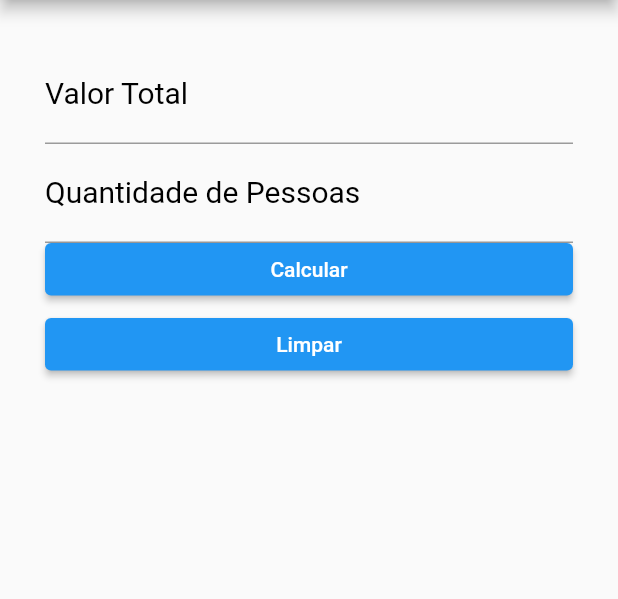
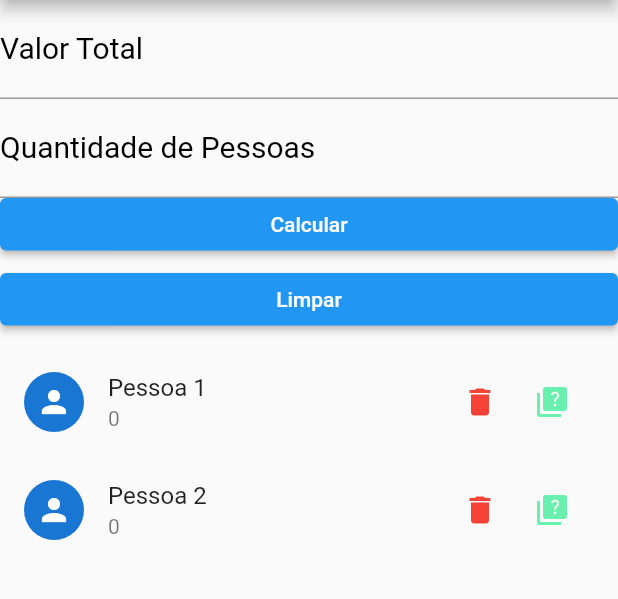
Before and after one commit to otaviocesar/racha-conta, a Flutter app: the screen it shows after launch, on a phone screen of 412 x 824 dp, the part 84-683 px from its top. Run offline on Flutter 3.47's test engine with Material 2 defaults, Android fonts, the light colour scheme and no system bars.

Commit message:
Adicionando lista de usuários

```diff
--- /dev/null
+++ b/lib/data/users_data.dart
@@ -0,0 +1,6 @@
+import 'package:rachaconta/models/user.dart';
+
+var usersList = {
+  '1': User(id: 1, name: "Pessoa 1", qtdAcertos: "5", valor: "0"),
+  '2': User(id: 2, name: "Pessoa 2", qtdAcertos: "5", valor: "0")
+};
--- a/lib/home.dart
+++ b/lib/home.dart
@@ -1,4 +1,5 @@
 import 'package:flutter/material.dart';
+import 'package:rachaconta/widgets/user_list.dart';
 
 class HomePage extends StatefulWidget {
   const HomePage({Key? key}) : super(key: key);
@@ -30,8 +31,8 @@ class _HomePageState extends State<HomePage> {
   }
 
   _body() {
-    return SingleChildScrollView(
-        padding: const EdgeInsets.all(30.0),
+    return CustomScrollView(slivers: [
+      SliverToBoxAdapter(
         child: Form(
           key: _formKey,
           child: Column(
@@ -41,10 +42,16 @@ class _HomePageState extends State<HomePage> {
               _form("Quantidade de Pessoas", _qtdPessoas),
               _botaoCalcular(),
               const SizedBox(height: 15),
-              _botaoLimpar()
+              _botaoLimpar(),
+              const SizedBox(height: 15),
             ],
           ),
-        ));
+        ),
+      ),
+      SliverToBoxAdapter(
+        child: SizedBox(height: 500, child: UserList()),
+      ),
+    ]);
   }
 
   _form(String field, TextEditingController controller) {
--- /dev/null
+++ b/lib/models/user.dart
@@ -0,0 +1,13 @@
+class User {
+  int id;
+  String name;
+  String qtdAcertos;
+  String valor;
+
+  User({
+    required this.id,
+    required this.name,
+    required this.qtdAcertos,
+    required this.valor,
+  });
+}
--- /dev/null
+++ b/lib/widgets/user_list.dart
@@ -0,0 +1,16 @@
+import 'package:flutter/material.dart';
+import 'package:rachaconta/data/users_data.dart';
+import 'package:rachaconta/widgets/user_tile.dart';
+
+class UserList extends StatelessWidget {
+  @override
+  Widget build(BuildContext context) {
+    final users = usersList;
+    return Scaffold(
+      body: ListView.builder(
+        itemCount: users.length,
+        itemBuilder: (ctx, i) => UserTile(users.values.elementAt(i)),
+      ),
+    );
+  }
+}
--- /dev/null
+++ b/lib/widgets/user_tile.dart
@@ -0,0 +1,31 @@
+import 'package:flutter/material.dart';
+import 'package:rachaconta/models/user.dart';
+
+class UserTile extends StatelessWidget {
+  final User user;
+
+  const UserTile(this.user);
+
+  @override
+  Widget build(BuildContext context) {
+    const avatar = CircleAvatar(
+      child: Icon(Icons.person),
+    );
+    return ListTile(
+        leading: avatar,
+        title: Text(user.name),
+        subtitle: Text(user.valor),
+        trailing: Container(
+            width: 100,
+            child: Row(children: <Widget>[
+              IconButton(
+                  icon: const Icon(Icons.delete),
+                  color: Colors.red,
+                  onPressed: () {}),
+              IconButton(
+                  icon: const Icon(Icons.quiz),
+                  color: Colors.greenAccent,
+                  onPressed: () {}),
+            ])));
+  }
+}
```
